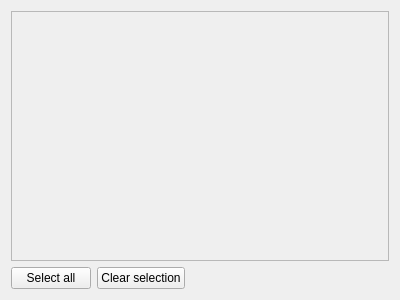
Qt form src/admc/filter_widget/class_filter_widget.ui (altlinux/admc) before a commit.
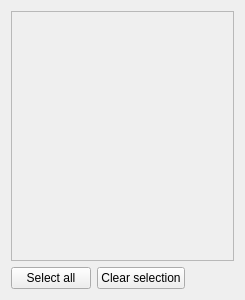
The same form after that commit.

Commit message: reduce default class filter dialog size

The edit to the form file:
```diff
--- a/src/admc/filter_widget/class_filter_widget.ui
+++ b/src/admc/filter_widget/class_filter_widget.ui
@@ -6,7 +6,7 @@
    <rect>
     <x>0</x>
     <y>0</y>
-    <width>400</width>
+    <width>245</width>
     <height>300</height>
    </rect>
   </property>
@@ -24,7 +24,7 @@
        <rect>
         <x>0</x>
         <y>0</y>
-        <width>376</width>
+        <width>221</width>
         <height>236</height>
        </rect>
       </property>
```
The commit also changes 1 other file.
